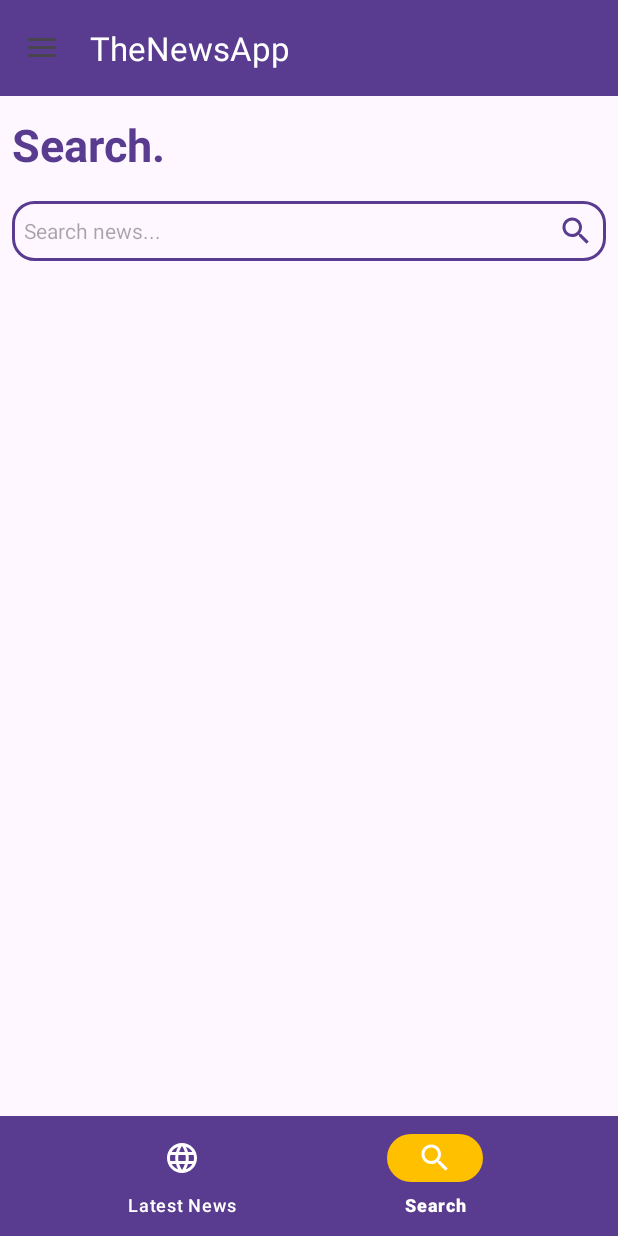
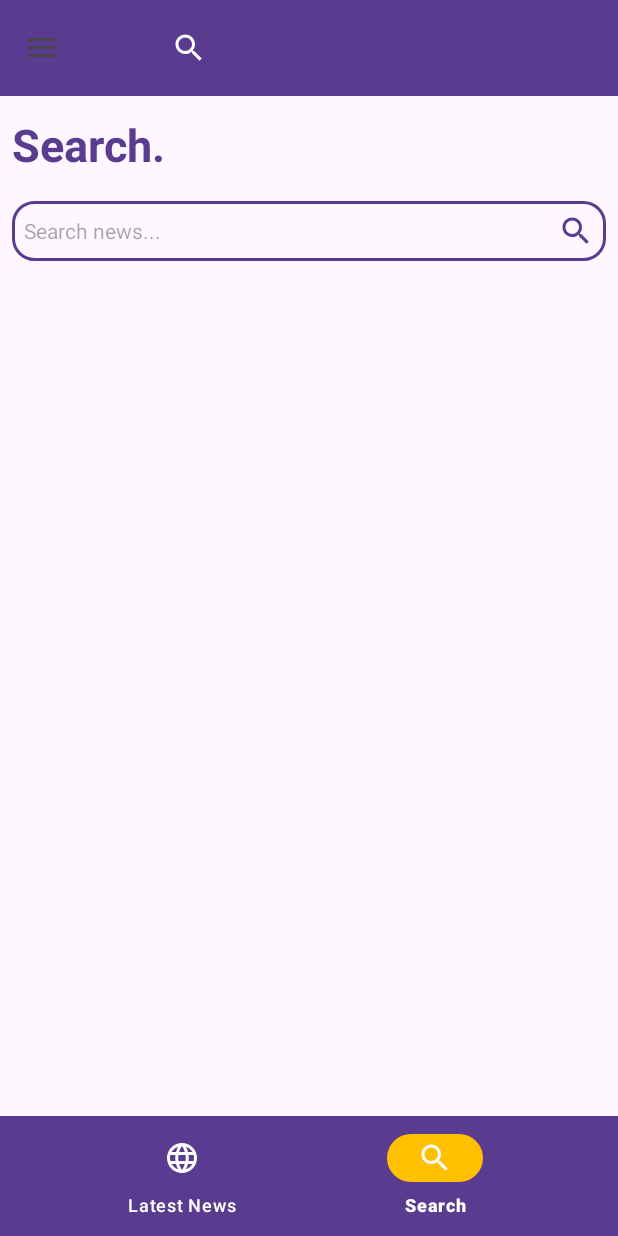
Before and after one commit to AmeenMohammed03/TheNewsApp, an Android app: the SearchFragment screen opened through its navigation route, on a phone screen of 412 x 824 dp. Run offline under Robolectric (Android 15) with nearby library versions, the phone set to English and light mode, and no system bars; our stand-ins replace navigation-ui; pictures from the network do not load.

Commit message:
added LastUpdated date and search icon on tool bar and handled in NewsActivity and HeadlinesFragment.

```diff
--- a/app/src/main/java/com/example/thenewsapp/ui/fragment/HeadlinesFragment.kt
+++ b/app/src/main/java/com/example/thenewsapp/ui/fragment/HeadlinesFragment.kt
@@ -68,7 +68,7 @@ class HeadlinesFragment : Fragment(R.layout.fragment_headlines) {
     private fun reloadHeadlines() {
         swipeRefreshLayout.isRefreshing = true
         newsViewModel.getHeadlines("us")
-    //    saveLastUpdateTime()
+        (requireActivity() as NewsActivity).updateLastUpdatedTime()
     }
 
     private fun observeHeadlines() {
--- a/app/src/main/res/drawable/ic_menu.xml
+++ b/app/src/main/res/drawable/ic_menu.xml
@@ -1,4 +1,4 @@
-<vector android:height="24dp"
+<vector android:height="24dp" android:tint="#FFFF"
     android:viewportHeight="24" android:viewportWidth="24"
     android:width="24dp" xmlns:android="http://schemas.android.com/apk/res/android">
     <path android:fillColor="@android:color/white" android:pathData="M3,18h18v-2L3,16v2zM3,13h18v-2L3,11v2zM3,6v2h18L21,6L3,6z"/>
--- a/app/src/main/res/drawable/baseline_search_24.xml
+++ b/app/src/main/res/drawable/ic_search.xml
@@ -1,4 +1,4 @@
-<vector android:height="24dp" android:tint="#000000"
+<vector android:height="24dp" android:tint="#FFFF"
     android:viewportHeight="24" android:viewportWidth="24"
     android:width="24dp" xmlns:android="http://schemas.android.com/apk/res/android">
     <path android:fillColor="@android:color/white" android:pathData="M15.5,14h-0.79l-0.28,-0.27C15.41,12.59 16,11.11 16,9.5 16,5.91 13.09,3 9.5,3S3,5.91 3,9.5 5.91,16 9.5,16c1.61,0 3.09,-0.59 4.23,-1.57l0.27,0.28v0.79l5,4.99L20.49,19l-4.99,-5zM9.5,14C7.01,14 5,11.99 5,9.5S7.01,5 9.5,5 14,7.01 14,9.5 11.99,14 9.5,14z"/>
--- a/app/src/main/res/layout/activity_news.xml
+++ b/app/src/main/res/layout/activity_news.xml
@@ -19,12 +19,43 @@
             android:layout_width="match_parent"
             android:layout_height="?attr/actionBarSize"
             app:navigationIcon="@drawable/ic_menu"
+            app:itemIconTint="@color/white"
             android:background="@color/purple"
+            app:title=""
             app:titleTextColor="@color/white"
             app:layout_constraintTop_toTopOf="parent"
             app:layout_constraintStart_toStartOf="parent"
             app:layout_constraintEnd_toEndOf="parent"
-            app:popupTheme="@style/ThemeOverlay.AppCompat.Light" />
+            app:popupTheme="@style/ThemeOverlay.AppCompat.Light" >
+
+            <TextView
+                android:id="@+id/last_updated_time"
+                android:layout_width="wrap_content"
+                android:layout_height="wrap_content"
+                android:textColor="@android:color/white"
+                android:textSize="14sp"
+                android:layout_marginStart="16dp"
+                android:visibility="gone"
+                app:layout_constraintTop_toTopOf="parent"
+                app:layout_constraintStart_toStartOf="parent"
+                app:layout_constraintBottom_toBottomOf="parent" />
+
+            <ImageView
+                android:id="@+id/search_icon"
+                android:layout_width="wrap_content"
+                android:layout_height="wrap_content"
+                android:src="@drawable/ic_search"
+                android:padding="8dp"
+                android:contentDescription="@string/search_icon"
+                android:clickable="true"
+                android:focusable="true"
+                android:layout_marginStart="50dp"
+                android:layout_marginEnd="16dp"
+                app:layout_constraintTop_toTopOf="parent"
+                app:layout_constraintEnd_toEndOf="@id/toolbar"
+                app:layout_constraintBottom_toBottomOf="parent" />
+
+        </androidx.appcompat.widget.Toolbar>
 
         <!-- Content area -->
         <FrameLayout
--- a/app/src/main/res/layout/fragment_search.xml
+++ b/app/src/main/res/layout/fragment_search.xml
@@ -31,7 +31,7 @@
         android:textSize="14sp"
         android:drawableTint="@color/purple"
         android:background="@drawable/search_border"
-        android:drawableEnd="@drawable/baseline_search_24"
+        android:drawableEnd="@drawable/ic_search"
         app:layout_constraintEnd_toEndOf="parent"
         app:layout_constraintHorizontal_bias="0.5"
         app:layout_constraintStart_toStartOf="parent"
--- a/app/src/main/res/layout/search_border.xml
+++ b/app/src/main/res/layout/search_border.xml
@@ -9,7 +9,7 @@
         android:id="@+id/imageView"
         android:layout_width="100dp"
         android:layout_height="100dp"
-        android:background="@drawable/baseline_search_24"
+        android:background="@drawable/ic_search"
         app:layout_constraintTop_toTopOf="parent"
         app:layout_constraintStart_toStartOf="parent"
         app:layout_constraintEnd_toEndOf="parent"
--- a/app/src/main/res/menu/bottom_navigation_menu.xml
+++ b/app/src/main/res/menu/bottom_navigation_menu.xml
@@ -7,6 +7,6 @@
 
     <item android:id="@+id/searchFragment2"
         android:title="Search"
-        android:icon="@drawable/baseline_search_24" />
+        android:icon="@drawable/ic_search" />
 
 </menu>
--- a/app/src/main/res/values/strings.xml
+++ b/app/src/main/res/values/strings.xml
@@ -1,7 +1,9 @@
 <resources>
-    <string name="app_name">TheNewsApp</string>
+    <string name="app_name"></string>
     <string name="read_more_link">Read more</string>
     <string name="nav_open">Open</string>
     <string name="nav_close">Close</string>
+    <string name="last_updated">Last updated: %1$s</string>
+    <string name="search_icon">Search</string>
 
 </resources>
```
